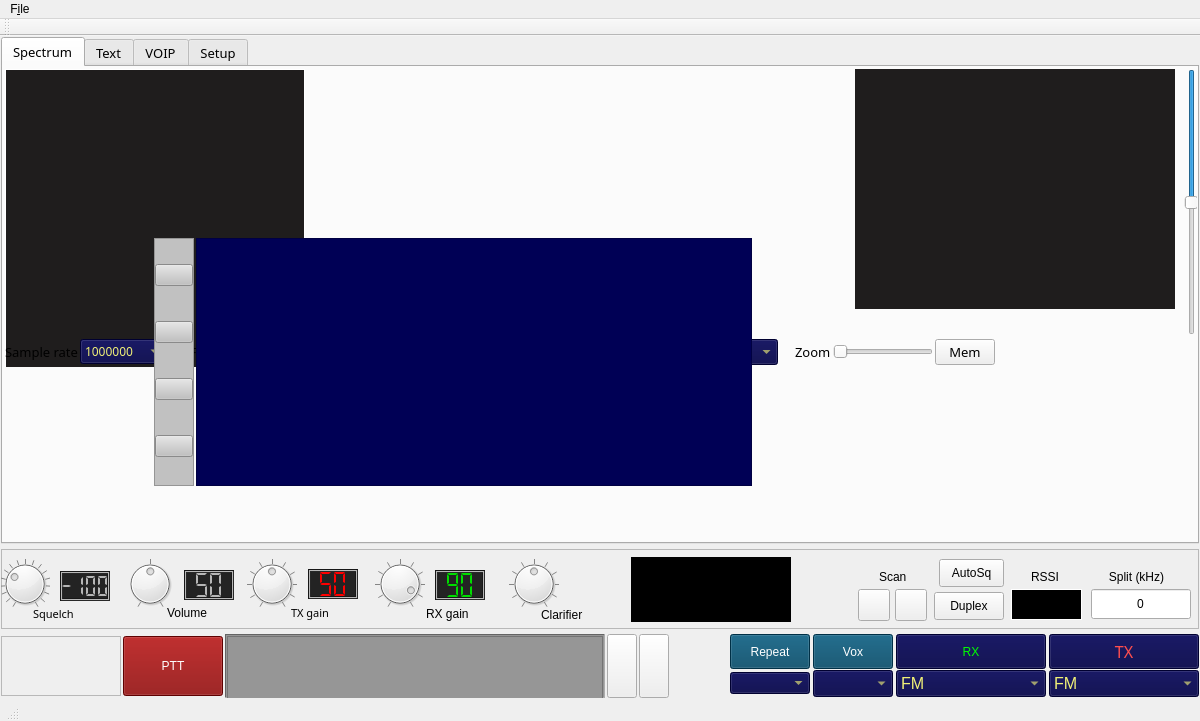
First picture: the form in mainwindow.ui, repository qradiolink/qradiolink, before the edit.
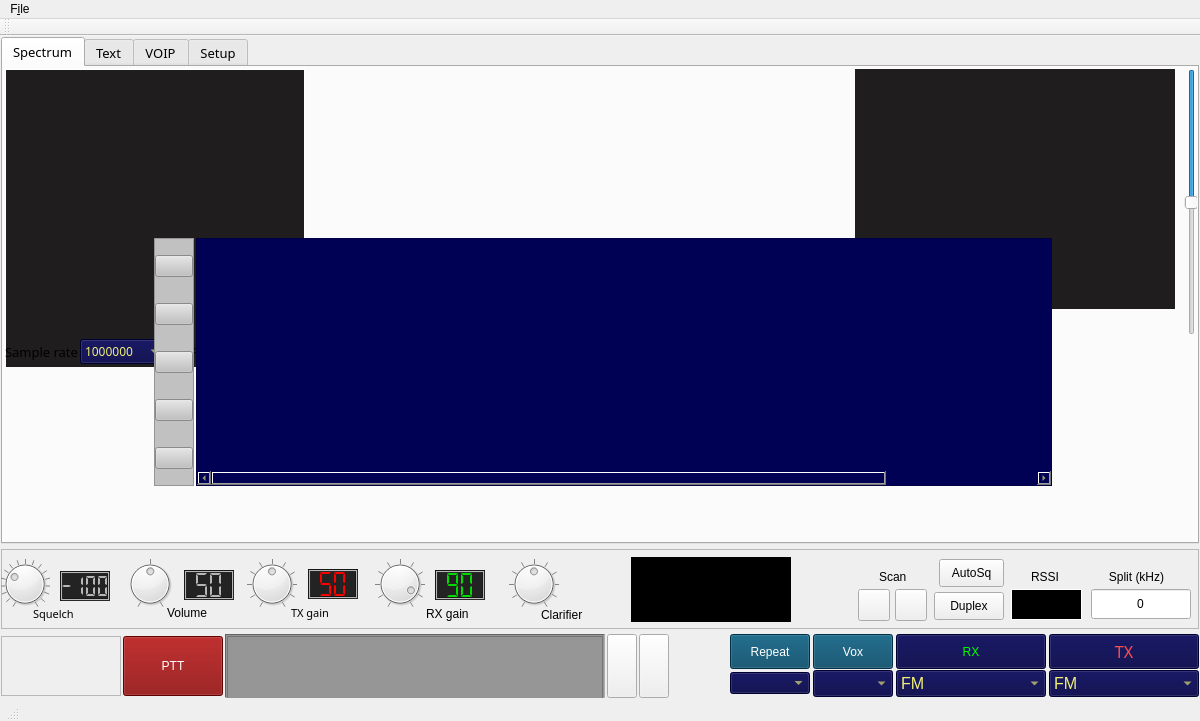
Second picture: the form after the edit. The open tabs and pages were chosen to show the change. Icons and pictures are not drawn. Custom widgets are drawn as their Qt base class.

Commit message:
Memory channels upgrade:
- Store squelch, volume, tx power, rx gain, CTCSS
- Save button for channels (in case of crash afterwards)
- Restore CTCSS setting on startup

Might cause old channels to be lost! Backup the file prior to
upgrade!

```diff
--- a/mainwindow.ui
+++ b/mainwindow.ui
@@ -944,7 +944,7 @@
            <rect>
             <x>150</x>
             <y>170</y>
-            <width>600</width>
+            <width>900</width>
             <height>250</height>
            </rect>
           </property>
@@ -956,13 +956,13 @@
           </property>
           <property name="minimumSize">
            <size>
-            <width>600</width>
+            <width>900</width>
             <height>250</height>
            </size>
           </property>
           <property name="maximumSize">
            <size>
-            <width>600</width>
+            <width>900</width>
             <height>250</height>
            </size>
           </property>
@@ -1026,13 +1026,13 @@
               <bool>true</bool>
              </property>
              <property name="columnCount">
-              <number>5</number>
+              <number>11</number>
              </property>
              <attribute name="horizontalHeaderVisible">
               <bool>false</bool>
              </attribute>
              <attribute name="horizontalHeaderDefaultSectionSize">
-              <number>100</number>
+              <number>90</number>
              </attribute>
              <attribute name="horizontalHeaderShowSortIndicator" stdset="0">
               <bool>true</bool>
@@ -1067,6 +1067,36 @@
                <string>TX Mode</string>
               </property>
              </column>
+             <column>
+              <property name="text">
+               <string>Squelch</string>
+              </property>
+             </column>
+             <column>
+              <property name="text">
+               <string>Volume</string>
+              </property>
+             </column>
+             <column>
+              <property name="text">
+               <string>TX Power</string>
+              </property>
+             </column>
+             <column>
+              <property name="text">
+               <string>RX Gain</string>
+              </property>
+             </column>
+             <column>
+              <property name="text">
+               <string>RX CTCSS</string>
+              </property>
+             </column>
+             <column>
+              <property name="text">
+               <string>TX CTCSS</string>
+              </property>
+             </column>
             </widget>
            </item>
            <item row="0" column="0">
@@ -1150,6 +1180,27 @@
                 </property>
                </widget>
               </item>
+              <item>
+               <widget class="QPushButton" name="saveChannelsButton">
+                <property name="toolTip">
+                 <string>Save channels</string>
+                </property>
+                <property name="text">
+                 <string/>
+                </property>
+                <property name="icon">
+                 <iconset>
+                  <normalon>:/res/document-save.png</normalon>
+                 </iconset>
+                </property>
+                <property name="iconSize">
+                 <size>
+                  <width>24</width>
+                  <height>24</height>
+                 </size>
+                </property>
+               </widget>
+              </item>
               <item>
                <widget class="QPushButton" name="memoryScanUpButton">
                 <property name="toolTip">
```
Left out of the diff: 2 changed lines with no effect on the pictures. The commit also changes 9 other files.
